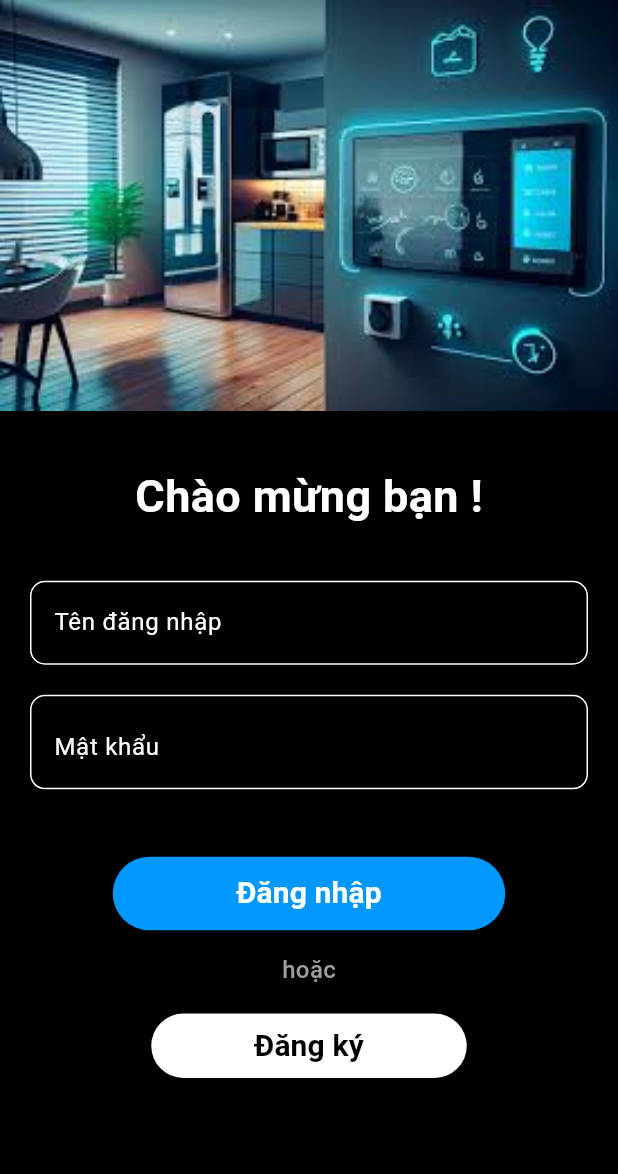
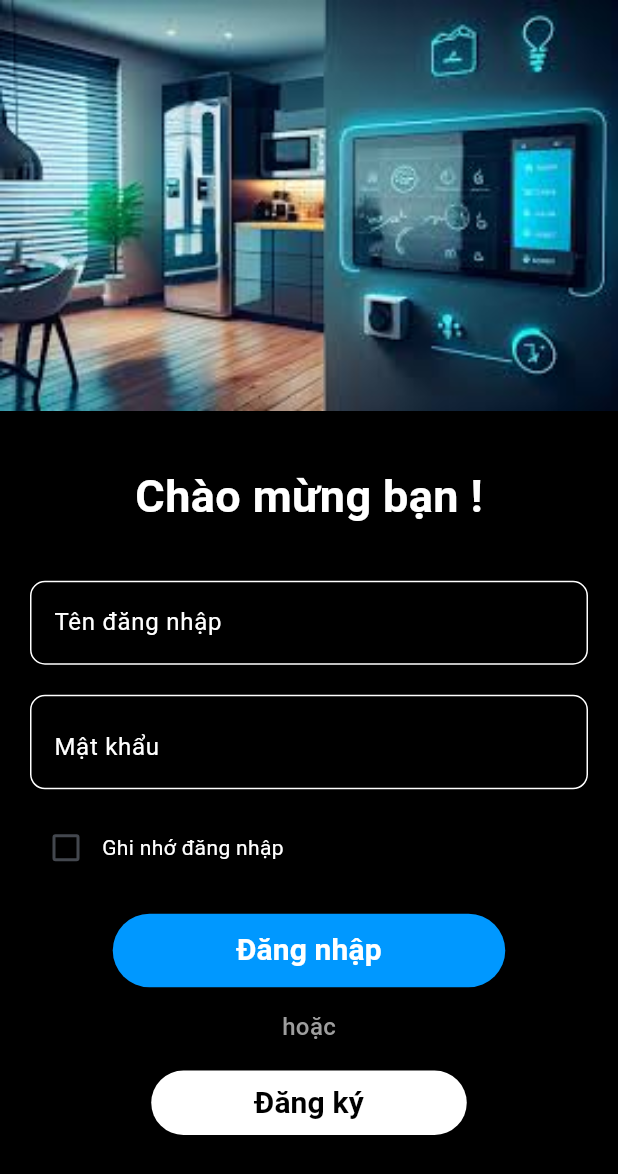
Before and after one commit to NguyenHoangSang236/smart_home_bk, a Flutter app: the screen it shows after launch, on a phone screen of 412 x 824 dp. Shown: the top 1174 px of the screen. Run offline on Flutter 3.47's test engine with Material 3 defaults, Android fonts, the phone set to English and light mode, and no system bars; our stand-ins replace font_awesome_flutter, shared_preferences.

```diff
--- a/lib/login_screen.dart
+++ b/lib/login_screen.dart
@@ -1,6 +1,6 @@
 import 'package:flutter/material.dart';
-import 'package:smart_home/home_screen.dart';
 import 'package:smart_home/register_screen.dart';
+import 'package:smart_home/room_screen.dart';
 import 'package:smart_home/utils.dart';
 
 class LoginPage extends StatefulWidget {
@@ -15,6 +15,14 @@ class _LoginPageState extends State<LoginPage> {
   TextEditingController _passwordController = TextEditingController();
 
   bool _isObscure = true;
+  bool _rememberMe = false;
+  String _savedName = '';
+
+  void rememberMe(bool? value) {
+    setState(() {
+      _rememberMe = value ?? false;
+    });
+  }
 
   void login() async {
     if (_userController.text.isEmpty || _passwordController.text.isEmpty) {
@@ -27,7 +35,6 @@ class _LoginPageState extends State<LoginPage> {
     } else {
       List<Map<String, dynamic>> accounts = await Utils.getAllAccounts();
       bool isQualified = false;
-      print(accounts.toString());
 
       for (Map<String, dynamic> acc in accounts) {
         if (acc['userName'] == _userController.text &&
@@ -39,10 +46,23 @@ class _LoginPageState extends State<LoginPage> {
               duration: Duration(seconds: 2),
             ),
           );
+
+          if (_rememberMe) {
+            Utils.setLocalStorageData("savedUserName", acc['userName']);
+            Utils.setLocalStorageData("savedPassword", acc['password']);
+            Utils.setLocalStorageData("savedName", acc['name']);
+            Utils.setLocalStorageData("rememberMe", 'true');
+          } else {
+            Utils.removeLocalStorageData("savedUserName");
+            Utils.removeLocalStorageData("savedPassword");
+            Utils.removeLocalStorageData("savedName");
+            Utils.setLocalStorageData("rememberMe", 'false');
+          }
+
           Navigator.push(
             context,
             MaterialPageRoute(
-              builder: (context) => HomeScreen(name: acc['name']),
+              builder: (context) => RoomScreen(name: acc['name']),
             ),
           );
           break;
@@ -75,6 +95,35 @@ class _LoginPageState extends State<LoginPage> {
         _isObscure = !_isObscure;
       });
     }
+  }
+
+  @override
+  void initState() {
+    Utils.getLocalStorageData('savedUserName').then(
+      (value) => _userController.text = value.toString(),
+    );
+    Utils.getLocalStorageData('savedPassword').then(
+      (value) => _passwordController.text = value.toString(),
+    );
+    Utils.getLocalStorageData('savedName').then(
+      (value) => _savedName = value.toString(),
+    );
+    Utils.getLocalStorageData('rememberMe').then((value) {
+      _rememberMe = value == 'true';
+
+      if (_rememberMe!) {
+        Navigator.push(
+          context,
+          MaterialPageRoute(
+            builder: (context) => RoomScreen(
+              name: _savedName,
+            ),
+          ),
+        );
+      }
+    });
+
+    super.initState();
   }
 
   @override
@@ -162,7 +211,21 @@ class _LoginPageState extends State<LoginPage> {
                     ),
                     style: const TextStyle(color: Colors.white),
                   ),
-                  const SizedBox(height: 45),
+                  const SizedBox(height: 15),
+                  Row(
+                    mainAxisAlignment: MainAxisAlignment.start,
+                    children: [
+                      Checkbox(
+                          value: _rememberMe ?? false, onChanged: rememberMe),
+                      const Text(
+                        "Ghi nhớ đăng nhập",
+                        style: TextStyle(
+                          color: Colors.white,
+                        ),
+                      )
+                    ],
+                  ),
+                  const SizedBox(height: 20),
                   ElevatedButton(
                     onPressed: login,
                     style: ElevatedButton.styleFrom(
--- a/pubspec.yaml
+++ b/pubspec.yaml
@@ -37,6 +37,7 @@ dependencies:
   cupertino_icons: ^1.0.6
   shared_preferences: ^2.2.3
   font_awesome_flutter: ^10.7.0
+  flutter_staggered_grid_view: ^0.7.0
 
 dev_dependencies:
   flutter_test:
```
Also changed, not shown: lib/device_screen.dart (renamed from lib/home_screen.dart, +14 -32 lines), lib/room_screen.dart (added, +167 -0 lines), pubspec.lock.
